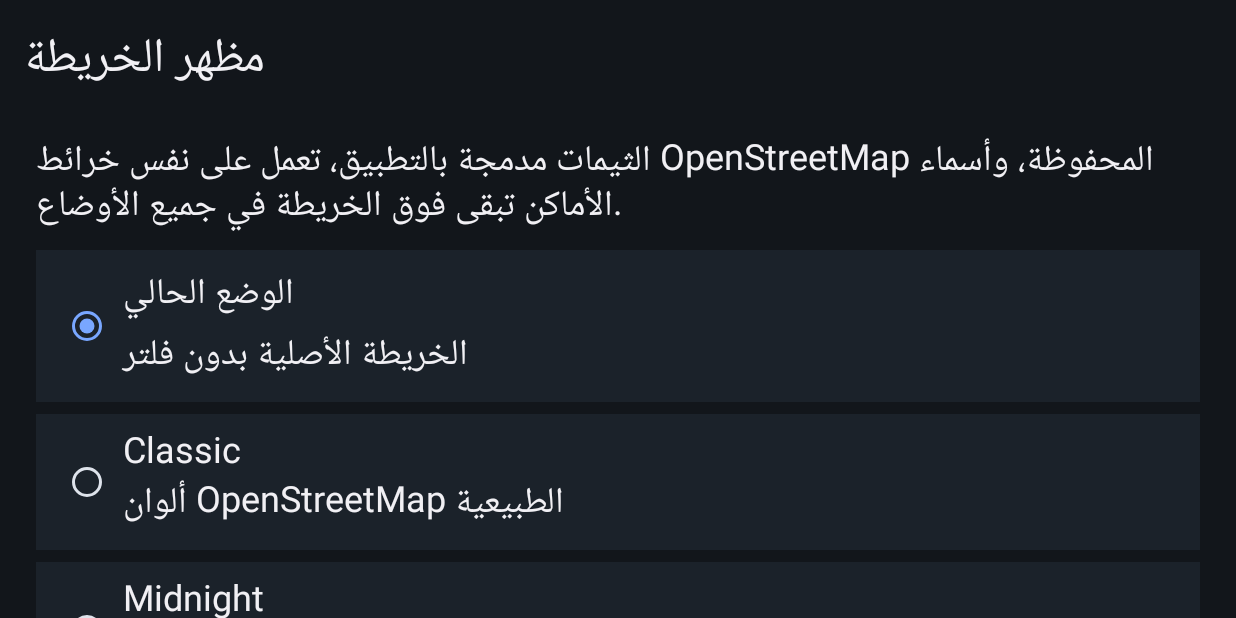
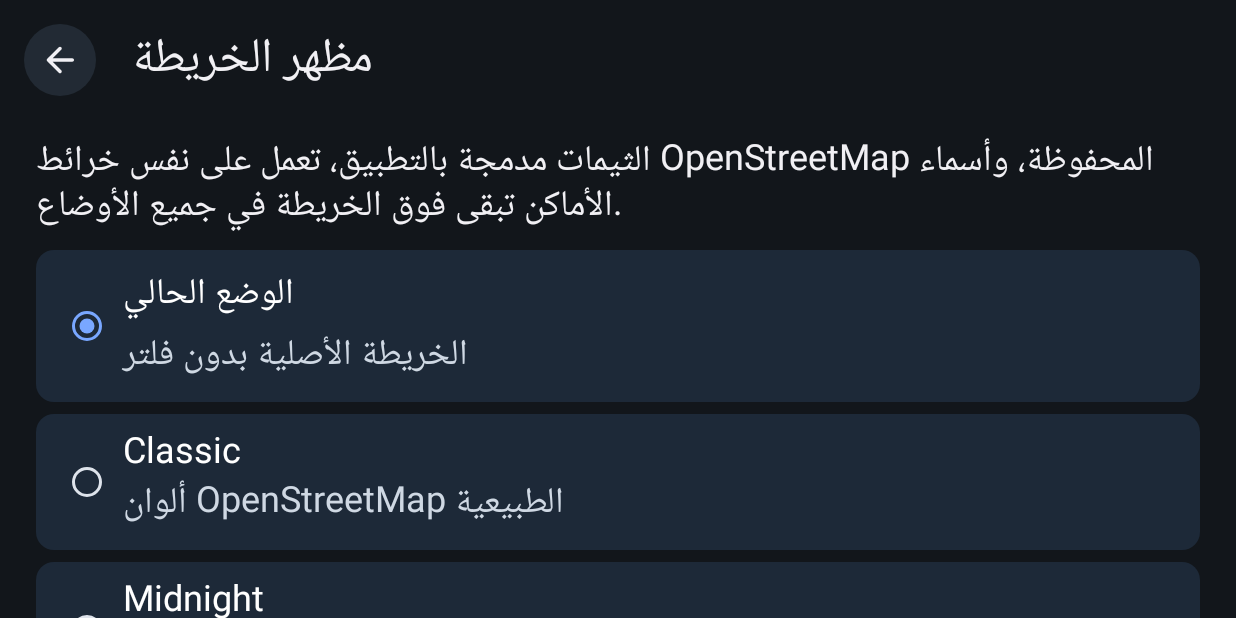
Before and after one commit to wu3x/rouh-auto, an Android app built with Jetpack Compose: the composable MapAppearanceScreen shown on its own in the app's theme, on a phone screen of 824 x 412 dp (held sideways). Run offline under Robolectric (Android 15) with nearby library versions, the phone set to English and light mode, and no system bars.

Commit message:
fix(settings): accessible back navigation and high-contrast operation feedback

```diff
--- a/app/src/main/java/org/wpfy/carlauncher/feature/settings/MapAppearanceScreen.kt
+++ b/app/src/main/java/org/wpfy/carlauncher/feature/settings/MapAppearanceScreen.kt
@@ -22,6 +22,10 @@ import androidx.compose.ui.Modifier
 import androidx.compose.ui.platform.LocalContext
 import androidx.compose.ui.unit.dp
 import org.wpfy.carlauncher.design.component.CarHeader
+import org.wpfy.carlauncher.design.component.CarIconButton
+import androidx.compose.material.icons.Icons
+import androidx.compose.material.icons.automirrored.rounded.ArrowBack
+import androidx.compose.ui.graphics.Color
 import org.wpfy.carlauncher.feature.map.MapAppearance
 
 @Composable
@@ -30,16 +34,16 @@ internal fun MapAppearanceScreen(onBack: () -> Unit) {
     LaunchedEffect(Unit) { MapAppearance.initialize(context) }
     val selected by MapAppearance.selection.collectAsState()
     Column(modifier = Modifier.fillMaxSize(), verticalArrangement = Arrangement.spacedBy(8.dp)) {
-        CarHeader(title = "مظهر الخريطة")
+        CarHeader(title = "مظهر الخريطة", leading = { CarIconButton(icon = Icons.AutoMirrored.Rounded.ArrowBack, contentDescription = "رجوع", onClick = onBack) })
         Column(modifier = Modifier.weight(1f).verticalScroll(rememberScrollState()).padding(horizontal = 24.dp), verticalArrangement = Arrangement.spacedBy(8.dp)) {
             Text("الثيمات مدمجة بالتطبيق، تعمل على نفس خرائط OpenStreetMap المحفوظة، وأسماء الأماكن تبقى فوق الخريطة في جميع الأوضاع.")
             MapAppearance.Theme.entries.forEach { theme ->
-                Surface(modifier = Modifier.fillMaxWidth().clickable { MapAppearance.set(context, theme) }) {
+                Surface(color = Color(0xFF1D2938), shape = androidx.compose.foundation.shape.RoundedCornerShape(12.dp), modifier = Modifier.fillMaxWidth().clickable { MapAppearance.set(context, theme) }) {
                     Row(verticalAlignment = Alignment.CenterVertically, modifier = Modifier.padding(10.dp)) {
                         RadioButton(selected = selected == theme, onClick = { MapAppearance.set(context, theme) })
                         Column {
-                            Text(theme.title)
-                            Text(theme.detail)
+                            Text(theme.title, color = Color.White)
+                            Text(theme.detail, color = Color(0xFFCFD8E3))
                         }
                     }
                 }
```
